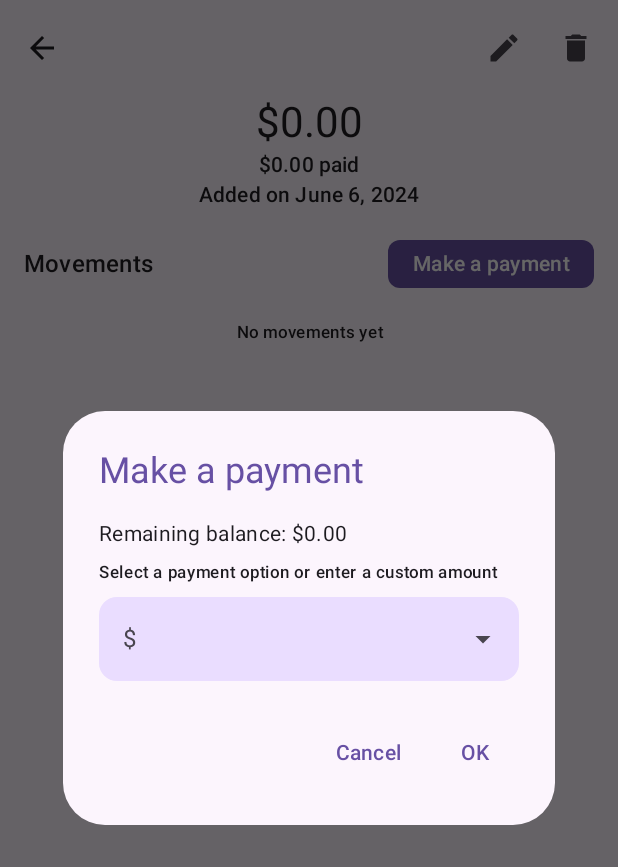
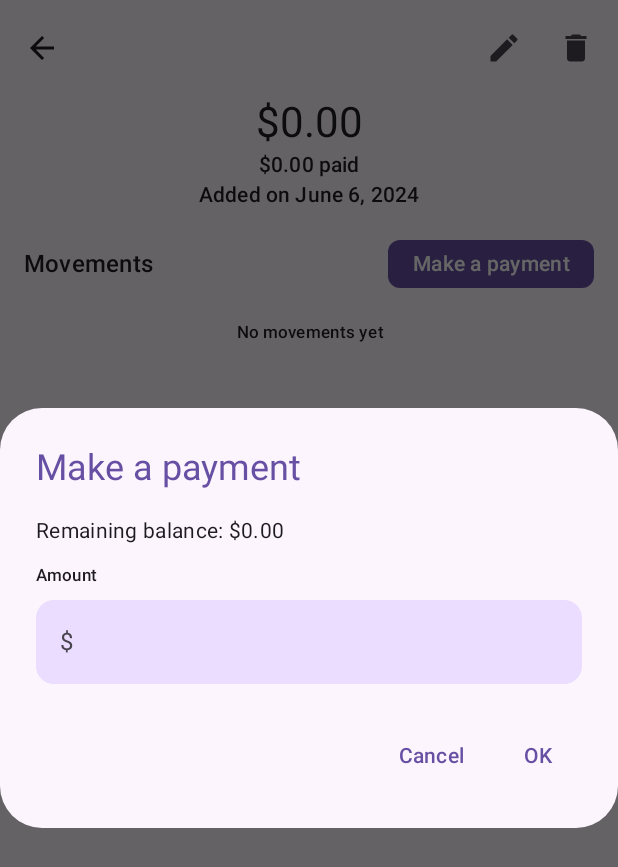
Before and after one commit to RafaelGzz/Divide, an Android app built with Jetpack Compose: the composable ExpenseDetailsScreen called with empty values, after a tap on "Make a payment", on a phone screen of 412 x 824 dp. Shown: the top 867 px of the screen. Run offline under Robolectric (Android 15) with nearby library versions, the phone set to English and light mode, and no system bars; our stand-ins replace Dagger/Hilt's generated code, Firebase (no records; nobody signed in at launch, a user with empty details on screens opened directly).

Commit message:
Replaced drop down menu payment option with amount text field

```diff
--- a/app/src/main/java/com/ragl/divide/ui/screens/expenseDetails/ExpenseDetailsScreen.kt
+++ b/app/src/main/java/com/ragl/divide/ui/screens/expenseDetails/ExpenseDetailsScreen.kt
@@ -1,42 +1,31 @@
 package com.ragl.divide.ui.screens.expenseDetails
 
 import androidx.annotation.StringRes
-import androidx.compose.foundation.background
 import androidx.compose.foundation.layout.Box
 import androidx.compose.foundation.layout.Column
 import androidx.compose.foundation.layout.fillMaxSize
 import androidx.compose.foundation.layout.fillMaxWidth
-import androidx.compose.foundation.layout.heightIn
 import androidx.compose.foundation.layout.padding
 import androidx.compose.foundation.lazy.LazyColumn
 import androidx.compose.foundation.lazy.items
-import androidx.compose.foundation.text.KeyboardOptions
 import androidx.compose.material.icons.Icons
 import androidx.compose.material.icons.automirrored.filled.ArrowBack
-import androidx.compose.material.icons.filled.ArrowBack
 import androidx.compose.material.icons.filled.Delete
 import androidx.compose.material.icons.filled.Edit
 import androidx.compose.material3.AlertDialog
 import androidx.compose.material3.CenterAlignedTopAppBar
 import androidx.compose.material3.CircularProgressIndicator
-import androidx.compose.material3.DropdownMenu
-import androidx.compose.material3.DropdownMenuItem
 import androidx.compose.material3.ExperimentalMaterial3Api
-import androidx.compose.material3.ExposedDropdownMenuBox
-import androidx.compose.material3.ExposedDropdownMenuDefaults
 import androidx.compose.material3.Icon
 import androidx.compose.material3.IconButton
 import androidx.compose.material3.IconButtonDefaults
 import androidx.compose.material3.ListItem
 import androidx.compose.material3.ListItemDefaults
 import androidx.compose.material3.MaterialTheme
-import androidx.compose.material3.MenuAnchorType
 import androidx.compose.material3.Scaffold
 import androidx.compose.material3.ShapeDefaults
 import androidx.compose.material3.Text
 import androidx.compose.material3.TextButton
-import androidx.compose.material3.TextField
-import androidx.compose.material3.TextFieldDefaults
 import androidx.compose.runtime.Composable
 import androidx.compose.runtime.LaunchedEffect
 import androidx.compose.runtime.collectAsState
@@ -48,7 +37,6 @@ import androidx.compose.runtime.setValue
 import androidx.compose.ui.Alignment
 import androidx.compose.ui.Modifier
 import androidx.compose.ui.draw.clip
-import androidx.compose.ui.graphics.Color
 import androidx.compose.ui.platform.LocalContext
 import androidx.compose.ui.res.stringResource
 import androidx.compose.ui.text.input.ImeAction
@@ -56,14 +44,12 @@ import androidx.compose.ui.text.input.KeyboardType
 import androidx.compose.ui.text.style.TextAlign
 import androidx.compose.ui.text.style.TextOverflow
 import androidx.compose.ui.unit.dp
-import androidx.compose.ui.window.PopupProperties
-import androidx.core.text.isDigitsOnly
 import androidx.hilt.navigation.compose.hiltViewModel
 import com.ragl.divide.R
 import com.ragl.divide.data.models.Expense
 import com.ragl.divide.ui.screens.home.TitleRow
+import com.ragl.divide.ui.screens.login.DivideTextField
 import com.ragl.divide.ui.showToast
-import com.ragl.divide.ui.theme.AppTypography
 import java.text.DateFormat
 import java.text.NumberFormat
 import java.util.Date
@@ -132,9 +118,7 @@ fun ExpenseDetailsScreen(
                 }
                 if (isPaymentDialogVisible) {
                     PaymentAlertDialog(
-                        amount = expense.amount,
-                        amountPaid = expense.amountPaid,
-                        numberOfPayments = expense.numberOfPayments,
+                        remainingBalance = expense.amount - expense.amountPaid,
                         onDismissRequest = { isPaymentDialogVisible = false },
                         onConfirmClick = { amount ->
                             expenseDetailsViewModel.addPayment(amount) { showToast(context, it) }
@@ -149,7 +133,8 @@ fun ExpenseDetailsScreen(
                     modifier = Modifier.fillMaxWidth()
                 )
                 Text(
-                    text = stringResource(R.string.s_paid,
+                    text = stringResource(
+                        R.string.s_paid,
                         NumberFormat.getCurrencyInstance().format(expense.amountPaid)
                     ),
                     textAlign = TextAlign.Center,
@@ -221,7 +206,11 @@ fun ExpenseDetailsScreen(
                                     style = MaterialTheme.typography.labelLarge
                                 )
                             },
-                            headlineContent = { Text(NumberFormat.getCurrencyInstance().format(it.value.amount)) },
+                            headlineContent = {
+                                Text(
+                                    NumberFormat.getCurrencyInstance().format(it.value.amount)
+                                )
+                            },
                             supportingContent = {
                                 Text(
                                     DateFormat.getDateInstance(DateFormat.LONG)
@@ -338,24 +327,17 @@ fun DeleteAlertDialog(
     )
 }
 
-@OptIn(ExperimentalMaterial3Api::class)
 @Composable
 fun PaymentAlertDialog(
     onDismissRequest: () -> Unit,
-    onConfirmClick: (Long) -> Unit,
-    amountPaid: Double,
-    amount: Double,
-    numberOfPayments: Int,
+    onConfirmClick: (Double) -> Unit,
+    remainingBalance: Double
 ) {
-    val onePayment = amount / numberOfPayments
-    val remainingBalance = amount - amountPaid
 
     var paymentAmount by remember { mutableStateOf("") }
     var paymentAmountError by remember { mutableStateOf("") }
 
-    var categoryMenuExpanded by remember { mutableStateOf(false) }
     val context = LocalContext.current
-//    var custom by remember { mutableStateOf(false) }
 
     AlertDialog(
         onDismissRequest = onDismissRequest,
@@ -368,89 +350,50 @@ fun PaymentAlertDialog(
         text = {
             Column {
                 Text(
-                    text = stringResource(R.string.remaining_balance, NumberFormat.getCurrencyInstance().format(amount - amountPaid)),
-                    style = MaterialTheme.typography.bodyMedium
+                    text = stringResource(
+                        R.string.remaining_balance,
+                        NumberFormat.getCurrencyInstance().format(remainingBalance)
+                    ),
+                    style = MaterialTheme.typography.bodyMedium,
+                    modifier = Modifier.padding(bottom = 12.dp)
                 )
-                Text(
-                    text = stringResource(R.string.select_payment_or_custom),
-                    style = AppTypography.labelSmall,
-                    color = MaterialTheme.colorScheme.onSurface,
-                    modifier = Modifier.padding(vertical = 8.dp)
-                )
-                ExposedDropdownMenuBox(
-                    expanded = categoryMenuExpanded,
-                    onExpandedChange = { categoryMenuExpanded = !categoryMenuExpanded },
-                ) {
-                    TextField(
-                        colors = TextFieldDefaults.colors(
-                            focusedContainerColor = MaterialTheme.colorScheme.primaryContainer,
-                            unfocusedContainerColor = MaterialTheme.colorScheme.primaryContainer,
-                            focusedIndicatorColor = Color.Transparent,
-                            unfocusedIndicatorColor = Color.Transparent,
-                        ),
-                        value = paymentAmount,
-                        onValueChange = { if (it.isDigitsOnly()) paymentAmount = it },
-                        singleLine = true,
+                DivideTextField(
+                    label = stringResource(R.string.amount),
+                    input = paymentAmount,
+                    error = paymentAmountError,
+                    keyboardType = KeyboardType.Number,
+                    imeAction = ImeAction.Go,
+                    errorText = paymentAmountError != "",
                     prefix = {
                         Text(text = "$")
                     },
-                        keyboardOptions = KeyboardOptions(
-                            keyboardType = KeyboardType.Number,
-                            imeAction = ImeAction.Go,
-                            autoCorrectEnabled = false
-                        ),
-                        readOnly = false,
-                        trailingIcon = { ExposedDropdownMenuDefaults.TrailingIcon(expanded = categoryMenuExpanded) },
-                        modifier = Modifier
-                            .menuAnchor(MenuAnchorType.PrimaryEditable)
-                            .clip(ShapeDefaults.Medium)
-                    )
-                    DropdownMenu(
-                        expanded = categoryMenuExpanded,
-                        onDismissRequest = { categoryMenuExpanded = false },
-                        properties = PopupProperties(focusable = false),
-                        modifier = Modifier
-                            .background(color = MaterialTheme.colorScheme.primaryContainer)
-                            .heightIn(max = 230.dp)
-                    ) {
-                        for (i in 1..numberOfPayments) {
-                            val q = i * onePayment
-                            if(q <= remainingBalance)
-                                DropdownMenuItem(
-                                    text = { Text(
-                                        stringResource(
-                                            R.string.payment,
-                                            NumberFormat.getCurrencyInstance().format(q),
-                                            i,
-                                            if (i > 1) "s" else ""
-                                        )) },
-                                    onClick = {
-                                        paymentAmount = (q).toString()
-                                        categoryMenuExpanded = false
-                                    },
-                                    modifier = Modifier.background(color = MaterialTheme.colorScheme.primaryContainer)
-                                )
+                    onValueChange = { input ->
+                        if (input.isEmpty()) paymentAmount = "" else {
+                            val formatted = input.replace(",", ".")
+                            val parsed = formatted.toDoubleOrNull()
+                            parsed?.let {
+                                val decimalPart = formatted.substringAfter(".", "")
+                                if (decimalPart.length <= 2) {
+                                    paymentAmount = input
                                 }
                             }
                         }
-                if (paymentAmountError != "")
-                    Text(
-                        text = paymentAmountError,
-                        color = MaterialTheme.colorScheme.error,
-                        style = AppTypography.labelSmall,
-                        modifier = Modifier.padding(vertical = 4.dp)
+                    }
                 )
             }
         },
         confirmButton = {
-            TextButton(onClick = {
-                if (paymentAmount.isNotEmpty() && paymentAmount.toDouble().toLong() > 0) {
-                    if (paymentAmount.toDouble().toLong() <= remainingBalance)
-                        onConfirmClick(paymentAmount.toDouble().toLong())
+            TextButton(
+                onClick = {
+                    if (paymentAmount.isNotEmpty() && paymentAmount.toDouble() > 0) {
+                        if (paymentAmount.toDouble() <= remainingBalance)
+                            onConfirmClick(paymentAmount.toDouble())
                         else paymentAmountError =
                             context.getString(R.string.amount_must_be_less_than_remaining_balance)
-                } else paymentAmountError = context.getString(R.string.required)
-            }) {
+                    } else paymentAmountError =
+                        context.getString(R.string.amount_must_be_greater_than_0)
+                }
+            ) {
                 Text(text = stringResource(R.string.ok))
             }
         },
```
Lines whose indentation alone changed are shown as unchanged.
